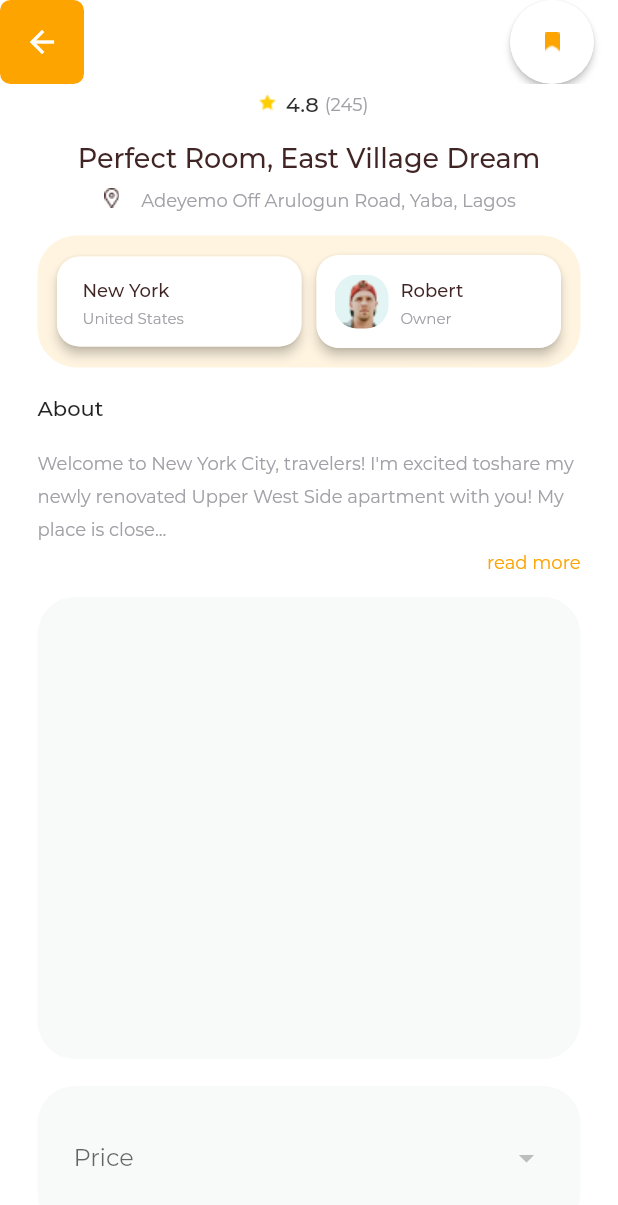
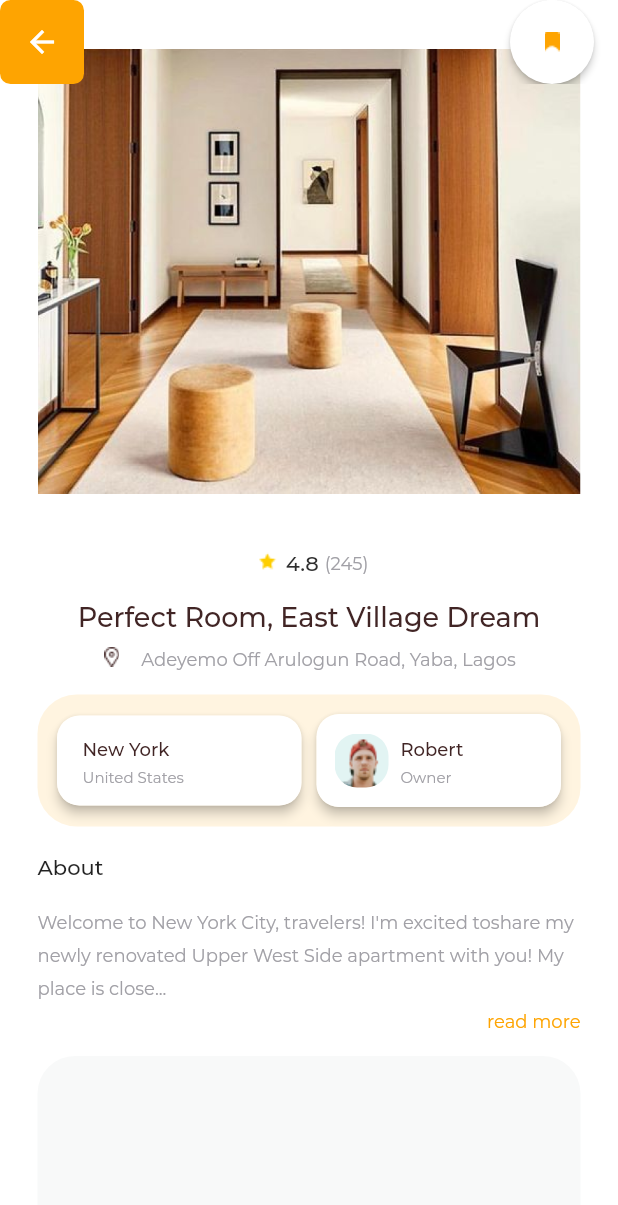
Before and after one commit to onumengine/encostay, a Flutter app: the ApartmentDetailsScreen screen opened directly, on a phone screen of 412 x 824 dp. Shown: the top 1205 px of the screen. Run offline on Flutter 3.47's test engine with Material 2 defaults, Android fonts, the phone set to English and light mode, and no system bars; drawn by our look-alikes of carousel_slider; our stand-ins replace floating_bottom_navigation_bar, introduction_screen, otp_text_field; missing offline and left inert: flutter_rounded_date_picker; project files that could hold a hidden picture were left out.

Commit message:
finish the apartment details screen

```diff
--- a/lib/ui/screens/apartment_details_screen.dart
+++ b/lib/ui/screens/apartment_details_screen.dart
@@ -1,3 +1,4 @@
+import 'package:carousel_slider/carousel_slider.dart';
 import 'package:encostay/ui/atoms/amenity_chip.dart';
 import 'package:encostay/ui/atoms/availability_tile.dart';
 import 'package:encostay/ui/molecules/bedroom_card.dart';
@@ -15,10 +16,13 @@ class ApartmentDetailsScreen extends StatefulWidget {
 class _ApartmentDetailsScreenState extends State<ApartmentDetailsScreen> {
   @override
   Widget build(BuildContext context) {
+    Size screenSize = MediaQuery.of(context).size;
+
     return Scaffold(
       backgroundColor: brandWhite,
+      extendBodyBehindAppBar: true,
       appBar: AppBar(
-        backgroundColor: brandWhite,
+        backgroundColor: Colors.transparent,
         elevation: 0,
         leading: GestureDetector(
           onTap: () {
@@ -50,12 +54,38 @@ class _ApartmentDetailsScreenState extends State<ApartmentDetailsScreen> {
           ),
         ],
       ),
-      body: SafeArea(
-        child: SingleChildScrollView(
+      body: SingleChildScrollView(
         padding: const EdgeInsets.symmetric(horizontal: 25),
         child: Column(
           crossAxisAlignment: CrossAxisAlignment.start,
           children: <Widget>[
+            ClipRRect(
+              borderRadius: BorderRadius.only(
+                bottomLeft: Radius.circular(30),
+                bottomRight: Radius.circular(30),
+              ),
+              child: CarouselSlider(
+                items: [0, 1, 2, 3, 4, 5]
+                    .map(
+                      (e) => ClipRRect(
+                        borderRadius: BorderRadius.only(
+                          bottomLeft: Radius.circular(30),
+                          bottomRight: Radius.circular(30),
+                        ),
+                        child: Image.asset(
+                          ASSET_IMAGE_PATH + 'apartment_2.png',
+                        ),
+                      ),
+                    )
+                    .toList(),
+                options: CarouselOptions(
+                  aspectRatio: 1.0,
+                  viewportFraction: 1.0,
+                  enlargeCenterPage: true,
+                  disableCenter: true,
+                ),
+              ),
+            ),
             Align(
               alignment: AlignmentDirectional.center,
               child: Row(
@@ -149,8 +179,8 @@ class _ApartmentDetailsScreenState extends State<ApartmentDetailsScreen> {
                       borderRadius: BorderRadius.circular(15),
                       elevation: 3,
                       child: Container(
-                          padding: EdgeInsets.symmetric(
-                              vertical: 11, horizontal: 17),
+                        padding:
+                            EdgeInsets.symmetric(vertical: 11, horizontal: 17),
                         decoration: BoxDecoration(
                           color: brandWhite,
                           borderRadius: BorderRadius.circular(15),
@@ -391,8 +421,7 @@ class _ApartmentDetailsScreenState extends State<ApartmentDetailsScreen> {
                 SizedBox(width: 19),
                 Column(
                   children: [
-                      AmenityChip(
-                          iconPath: AMENITY_ICONS_PATH + 'security.png'),
+                    AmenityChip(iconPath: AMENITY_ICONS_PATH + 'security.png'),
                     SizedBox(height: 5),
                     Text(
                       'Security',
@@ -684,6 +713,68 @@ class _ApartmentDetailsScreenState extends State<ApartmentDetailsScreen> {
                 ),
               ),
             ),
+            ListTile(
+              leading: CircleAvatar(
+                backgroundColor: Color(0xffff765e),
+                child: Text(
+                  'A',
+                  style: TextStyle(
+                    fontSize: 16,
+                    fontWeight: FontWeight.w500,
+                    height: 19.5 / 16,
+                    color: brandWhite,
+                  ),
+                ),
+              ),
+              title: Text(
+                'Alicia',
+                style: TextStyle(
+                  fontSize: 12,
+                  fontWeight: FontWeight.w500,
+                  height: 20 / 12,
+                  color: Color(0xff2f2f2f),
+                ),
+              ),
+              subtitle: Text(
+                'Love the place. A lot of things to do within a few blocks',
+                style: TextStyle(
+                  fontSize: 12,
+                  height: 22 / 12,
+                  color: Color(0xffa1a0a6),
+                ),
+              ),
+            ),
+            ListTile(
+              leading: CircleAvatar(
+                backgroundColor: Color(0xffff765e),
+                child: Text(
+                  'A',
+                  style: TextStyle(
+                    fontSize: 16,
+                    fontWeight: FontWeight.w500,
+                    height: 19.5 / 16,
+                    color: brandWhite,
+                  ),
+                ),
+              ),
+              title: Text(
+                'Alicia',
+                style: TextStyle(
+                  fontSize: 12,
+                  fontWeight: FontWeight.w500,
+                  height: 20 / 12,
+                  color: Color(0xff2f2f2f),
+                ),
+              ),
+              subtitle: Text(
+                'Love the place. A lot of things to do within a few blocks',
+                style: TextStyle(
+                  fontSize: 12,
+                  height: 22 / 12,
+                  color: Color(0xffa1a0a6),
+                ),
+              ),
+            ),
             SizedBox(
               height: 5,
             ),
@@ -709,8 +800,10 @@ class _ApartmentDetailsScreenState extends State<ApartmentDetailsScreen> {
                 ),
               ),
             ),
+            SizedBox(
+              height: 151,
+            ),
           ],
-          ),
         ),
       ),
     );
```
Lines whose indentation alone changed are shown as unchanged.
